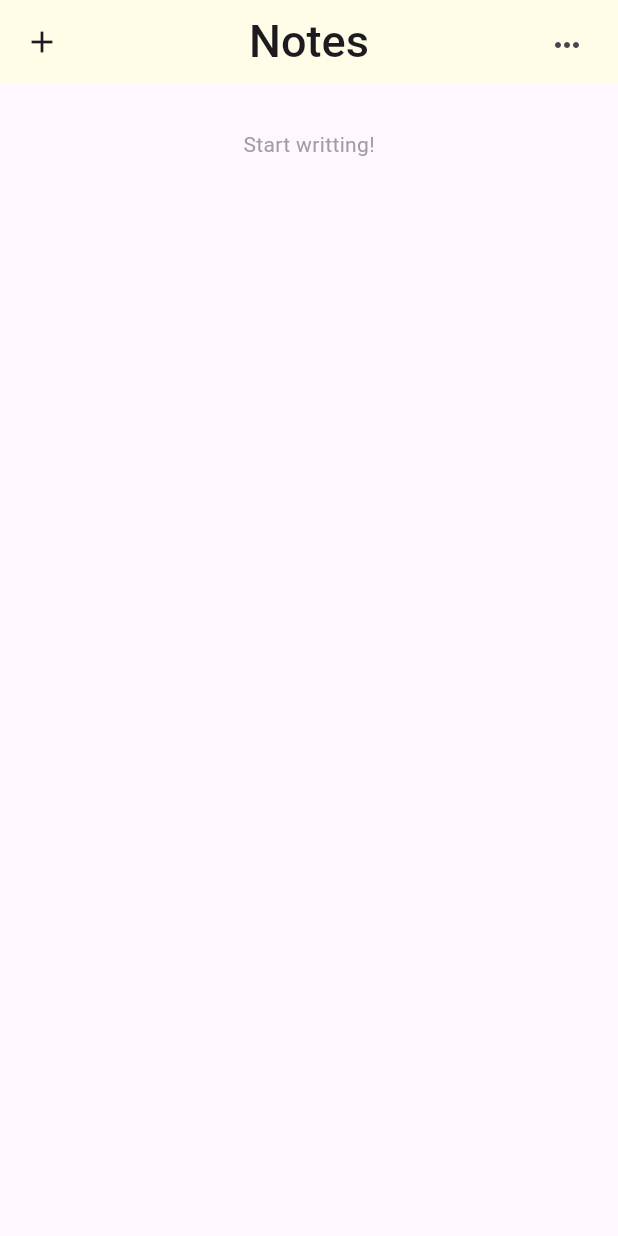
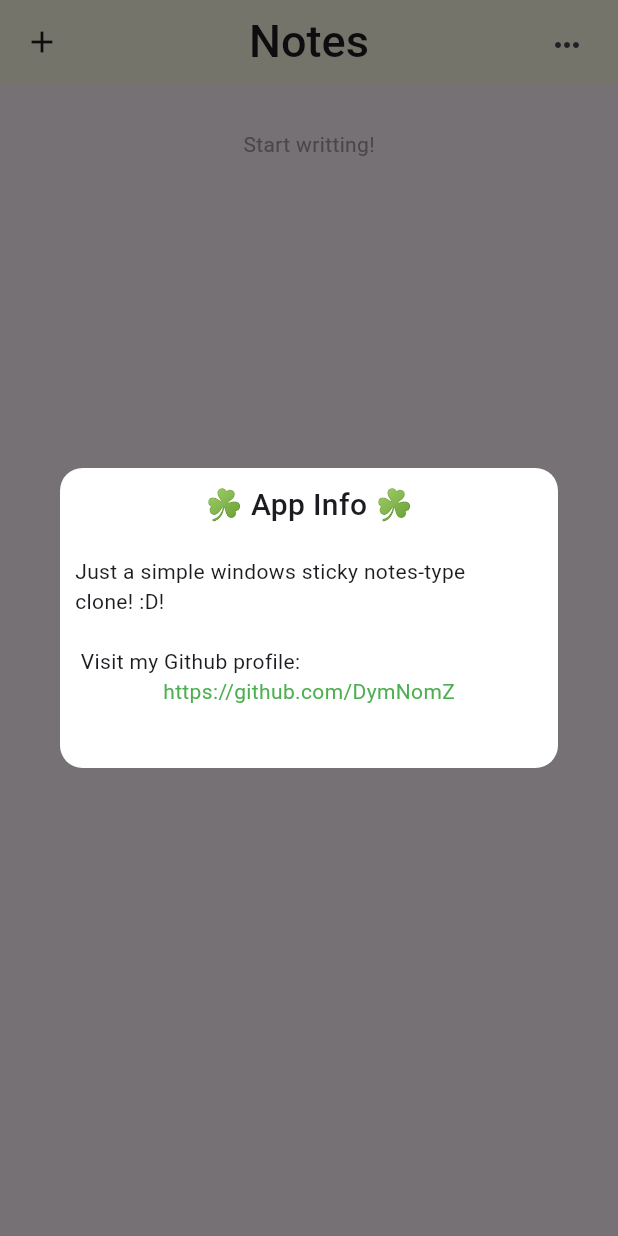
Before and after one commit to DymNomZ/Notes, a Flutter app: the screen it shows after launch, after a tap on the "keyboard control" icon, on a phone screen of 412 x 824 dp. Run offline on Flutter 3.47's test engine with Material 3 defaults, Android fonts, the light colour scheme and no system bars; our stand-ins replace hive, hive_flutter; missing offline and left inert: flutter_quill, window_size; accounts and stored records are empty.

Commit message:
Notes app complete! 🎉

```diff
--- a/lib/editnotepage.dart
+++ b/lib/editnotepage.dart
@@ -17,8 +17,6 @@ class _editNotePageState extends State<editNotePage> {
 
   QuillController _controller = QuillController.basic();
   TextEditingController _noteTitle = TextEditingController();
-  TextEditingController _hex = TextEditingController();
-  String? hexCode;
 
   @override
   void initState(){
@@ -57,7 +55,6 @@ class _editNotePageState extends State<editNotePage> {
   }
 
   void selectColors(){
-    _hex.clear();
     showDialog(
       context: context,
       builder: (BuildContext context) {
--- a/lib/home.dart
+++ b/lib/home.dart
@@ -4,6 +4,7 @@ import 'package:provider/provider.dart';
 import 'notedata.dart';
 import 'note.dart';
 import 'editnotepage.dart';
+import 'package:url_launcher/url_launcher.dart';
 
 class MyHomePage extends StatefulWidget {
   const MyHomePage({super.key});
@@ -30,7 +31,46 @@ class _MyHomePageState extends State<MyHomePage> {
   }
 
   void deleteNote(Note note){
-    Provider.of<NoteData>(context, listen: false).getNoteList().remove(note);
+    Provider.of<NoteData>(context, listen: false).deleteNote(note);
+  }
+
+  _launchURL() async {
+   final Uri url = Uri.parse('https://github.com/DymNomZ');
+   if (!await launchUrl(url)) {
+        throw Exception('Could not launch $url');
+    }
+}
+
+  void showInfo(){
+    showDialog(
+      context: context,
+      builder: (BuildContext context) {
+        return Dialog(
+          child: Container(
+            height: 200.0,
+              decoration: const BoxDecoration(
+                borderRadius: BorderRadius.all(Radius.circular(15.0)),
+                color: Colors.white,
+              ),
+            child: Column(
+              children: [
+                const Padding(
+                  padding: EdgeInsets.all(10.0),
+                  child: Text('☘ App Info ☘', style: TextStyle(fontWeight: FontWeight.w500, fontSize: 20),),
+                ),
+                const Padding(
+                  padding: EdgeInsets.fromLTRB(10.0, 10, 10, 0),
+                  child: Text('Just a simple windows sticky notes-type clone! :D!\n\n Visit my Github profile:', style: TextStyle(fontWeight: FontWeight.w400, fontSize: 14),),
+                ),
+                InkWell(
+                  onTap: () => _launchURL(),
+                  child: const Text('https://github.com/DymNomZ', style: TextStyle(color: Colors.green, fontWeight: FontWeight.w400, fontSize: 14),)),
+              ],
+            ),
+          ),
+        );
+      }
+    );
   }
 
   @override
@@ -52,7 +92,7 @@ class _MyHomePageState extends State<MyHomePage> {
             padding: const EdgeInsets.all(10.0),
             child: IconButton(
             onPressed: (){
-              print('lol');
+              showInfo();
             },
             icon: const Icon(
               Icons.more_horiz
--- a/lib/main.dart
+++ b/lib/main.dart
@@ -1,6 +1,8 @@
 import 'dart:io';
 import 'package:flutter/material.dart';
 import 'package:hive_flutter/adapters.dart';
+import 'package:notesclonedym/color.g.dart';
+import 'package:notesclonedym/note.dart';
 import 'package:notesclonedym/splash.dart';
 import 'package:provider/provider.dart';
 import 'notedata.dart';
@@ -15,7 +17,9 @@
   }
 
   await Hive.initFlutter("C:/Users/User/Desktop/storednotes-Notes!");
-  await Hive.openBox('NotesDB');
+  Hive.registerAdapter(lolAdapter());
+  Hive.registerAdapter(NoteAdapter());
+  await Hive.openBox('notesDB');
 
   runApp(const MyApp());
 }
--- a/lib/note.dart
+++ b/lib/note.dart
@@ -1,10 +1,24 @@
 import 'package:flutter/material.dart';
+import 'package:hive/hive.dart';
+import 'package:hive_flutter/adapters.dart';
 
+part 'note.g.dart';
+
+@HiveType(typeId: 0)
 class Note{
+
+  Note({required this.id, required this.text, this.title, required this.color});
+
+  @HiveField(0)
   int id;
+
+  @HiveField(1)
   String text;
+
+  @HiveField(2)
   String? title;
+
+  @HiveField(3)
   Color color;
 
-  Note({required this.id, required this.text, this.title, required this.color});
 }
--- a/lib/storednotes.dart
+++ b/lib/storednotes.dart
@@ -5,17 +5,19 @@ import 'package:flutter/material.dart';
 
  class NotesDB{
 
-  final _notesBox = Hive.box('NotesDB');
+   final notesBox = Hive.box('NotesDB');
 
    List<Note> loadNotes(){
      List<Note> saveNotesFormatted = [];
 
-    if(_notesBox.get("allnotes") != null){
-      List<dynamic> savedNotesList = _notesBox.get("allnotes");
+     if(notesBox.get("allnotes") != null){
+       List<dynamic> savedNotesList = List.of(notesBox.values);
        for(int i = 0; i < savedNotesList.length; i++){
          Note indivNote = Note(
-          id: savedNotesList[i][0], text: savedNotesList[i][0],
-          title: savedNotesList[i][0], color: savedNotesList[i][0],
+          id: notesBox.getAt(i).id, text: notesBox.getAt(i).text,
+          title: notesBox.getAt(i).title, color: notesBox.getAt(i).color
+           /*id: savedNotesList[i][0], text: savedNotesList[i][0],
+           title: savedNotesList[i][0], color: savedNotesList[i][0],*/
            );
          saveNotesFormatted.add(indivNote);
        }
@@ -25,9 +27,7 @@ class NotesDB{
    }
 
    void savedNotes(List<Note> allNotes){
-    List<List<dynamic>> allNotesFormatted = [
-
-    ];
+     List<List<dynamic>> allNotesFormatted = [];
 
      for(var note in allNotes){
        int id = note.id;
@@ -37,7 +37,7 @@ class NotesDB{
        allNotesFormatted.add([id, text, title, color]);
      }
 
-    _notesBox.put('all', allNotesFormatted);
+     notesBox.put('all', allNotesFormatted);
    }
 
  }
--- a/pubspec.yaml
+++ b/pubspec.yaml
@@ -43,6 +43,7 @@ dependencies:
     git:
       url: https://github.com/google/flutter-desktop-embedding
       path: plugins/window_size
+  url_launcher: ^6.1.11
 
 dev_dependencies:
   flutter_test:
```
Also changed, not shown: lib/notedata.dart (+9 -0 lines), lib/boxes.dart (deleted), lib/color.g.dart (added), lib/note.g.dart (added), pubspec.lock. Lines whose indentation alone changed are shown as unchanged.
